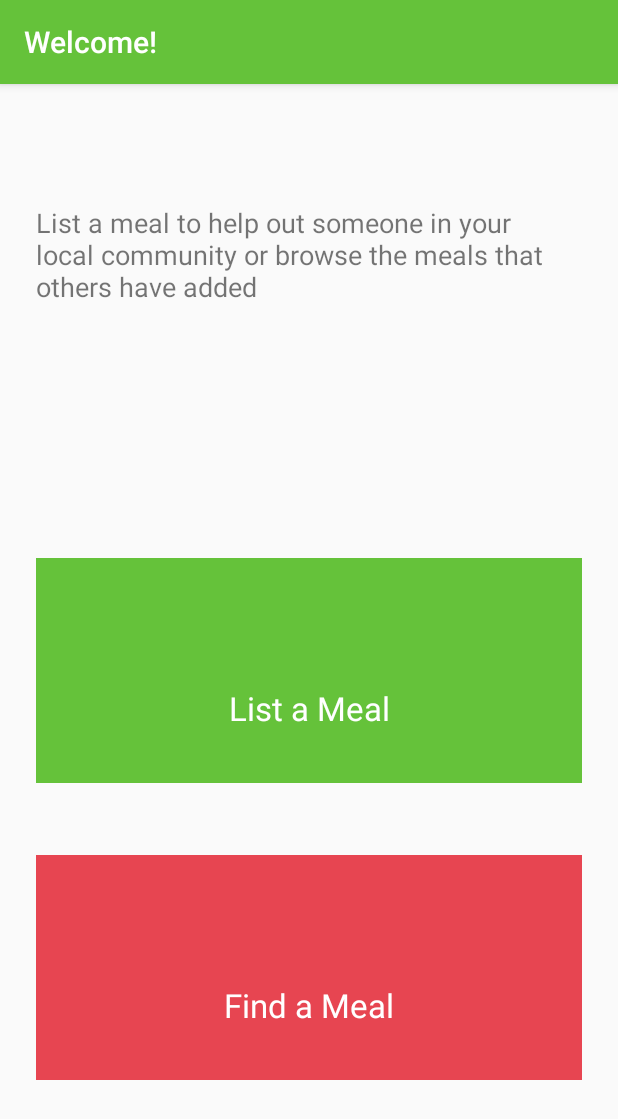
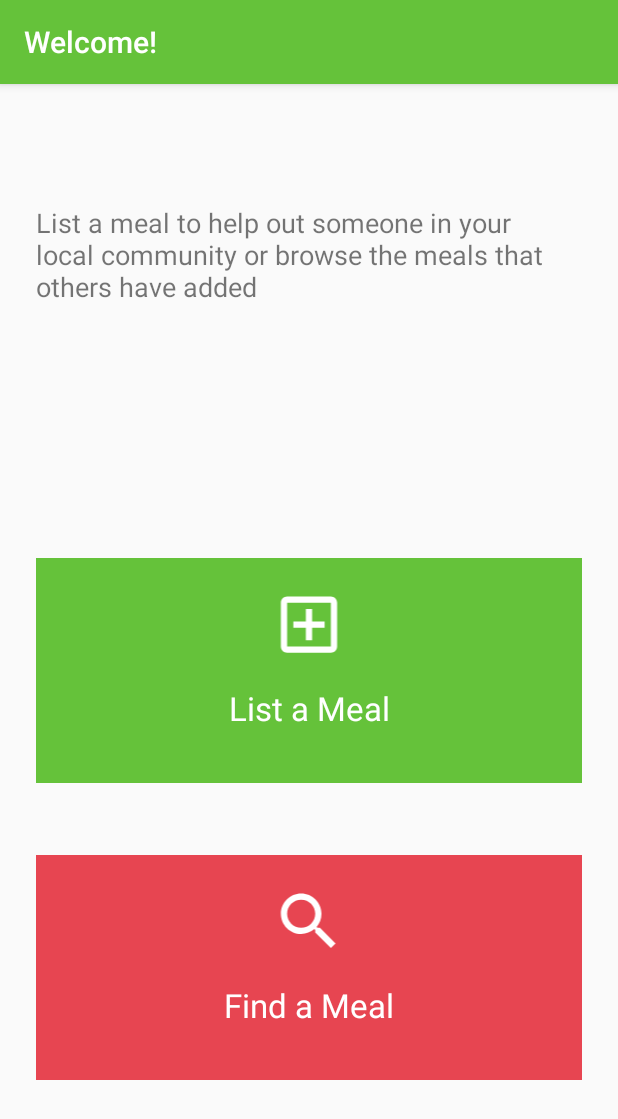
Before and after one commit to theappbusiness/benchHackathonNov20, an Android app: the screen it shows after launch (MainActivity), on a phone screen of 412 x 824 dp. Shown: the top 1119 px of the screen. Run offline under Robolectric (Android 15) with nearby library versions, the phone set to English and light mode, and no system bars.

Commit message:
fixes conflict

```diff
--- a/androidHackathonApp/src/main/res/drawable/ic_baseline_search_24.xml
+++ b/androidHackathonApp/src/main/res/drawable/ic_baseline_search_24.xml
@@ -8,4 +8,3 @@
         android:fillColor="@android:color/white"
         android:pathData="M15.5,14h-0.79l-0.28,-0.27C15.41,12.59 16,11.11 16,9.5 16,5.91 13.09,3 9.5,3S3,5.91 3,9.5 5.91,16 9.5,16c1.61,0 3.09,-0.59 4.23,-1.57l0.27,0.28v0.79l5,4.99L20.49,19l-4.99,-5zM9.5,14C7.01,14 5,11.99 5,9.5S7.01,5 9.5,5 14,7.01 14,9.5 11.99,14 9.5,14z"/>
 </vector>
-</vector>
--- a/androidHackathonApp/src/main/res/drawable/ic_outline_add_box_24.xml
+++ b/androidHackathonApp/src/main/res/drawable/ic_outline_add_box_24.xml
@@ -8,4 +8,3 @@
         android:fillColor="@android:color/white"
         android:pathData="M19,3L5,3c-1.11,0 -2,0.9 -2,2v14c0,1.1 0.89,2 2,2h14c1.1,0 2,-0.9 2,-2L21,5c0,-1.1 -0.9,-2 -2,-2zM19,19L5,19L5,5h14v14zM11,17h2v-4h4v-2h-4L13,7h-2v4L7,11v2h4z"/>
 </vector>
-</vector>
```
